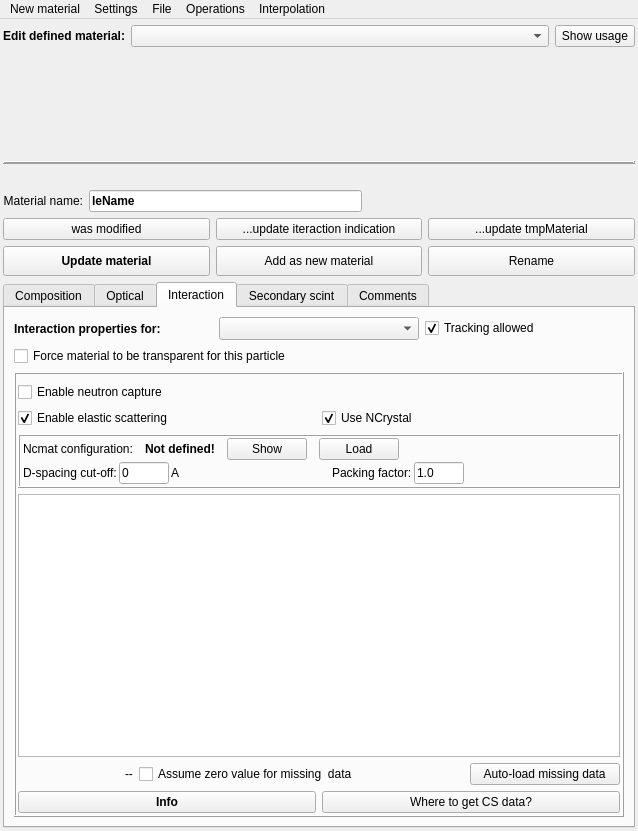
This is src/gui/materialinspectorwindow.ui in andrmor/ANTS2 as Qt 5 draws it before an edit. The edited form follows.
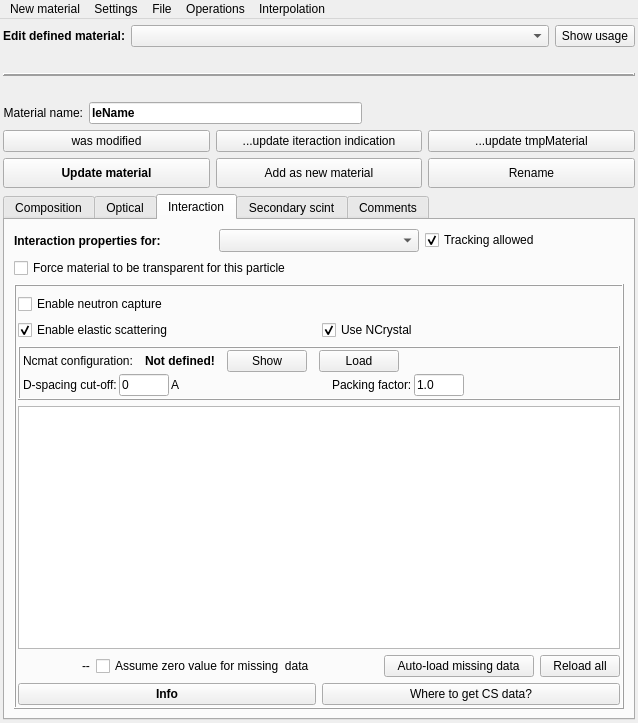
This is the edited form. The open tabs and pages were chosen to show the change.

Commit message: add auto-reload feature for neutron data

Patch:
```diff
--- a/src/gui/materialinspectorwindow.ui
+++ b/src/gui/materialinspectorwindow.ui
@@ -7,7 +7,7 @@
     <x>0</x>
     <y>0</y>
     <width>638</width>
-    <height>831</height>
+    <height>723</height>
    </rect>
   </property>
   <property name="minimumSize">
@@ -3367,6 +3367,13 @@
                        </property>
                       </widget>
                      </item>
+                     <item>
+                      <widget class="QPushButton" name="pbReloadAllNeutronCSs">
+                       <property name="text">
+                        <string>Reload all</string>
+                       </property>
+                      </widget>
+                     </item>
                     </layout>
                    </item>
                    <item>
```
Left out of the diff: 4 changed lines with no effect on the pictures. The commit also changes 3 other files.
